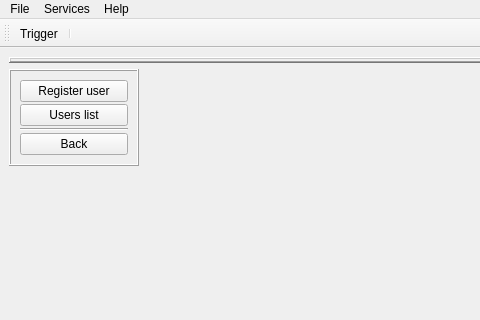
Above: Server/Controller/src/Ui/Controller.ui from siisgoo/siisty before the change; both pictures show x 0 to 480 and y 0 to 320 of the 970 by 594 pixel window. Below: the same form after it.
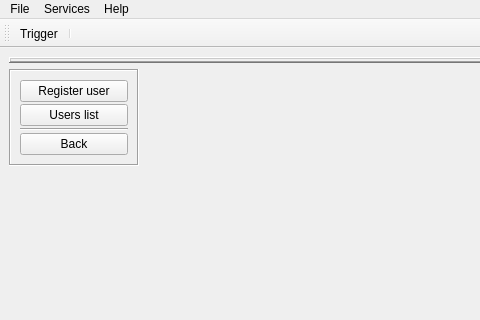
That is the form after the change. The open tabs and pages were chosen to show the change. Icons and pictures are not drawn.

What changed in the file:
```diff
--- a/Server/Controller/src/Ui/Controller.ui
+++ b/Server/Controller/src/Ui/Controller.ui
@@ -1386,7 +1386,7 @@
            <enum>QFrame::Box</enum>
           </property>
           <property name="frameShadow">
-           <enum>QFrame::Raised</enum>
+           <enum>QFrame::Sunken</enum>
           </property>
           <layout class="QVBoxLayout" name="verticalLayout_3">
            <property name="spacing">
```
Left out of the diff: 1009 changed lines with no effect on the pictures.
